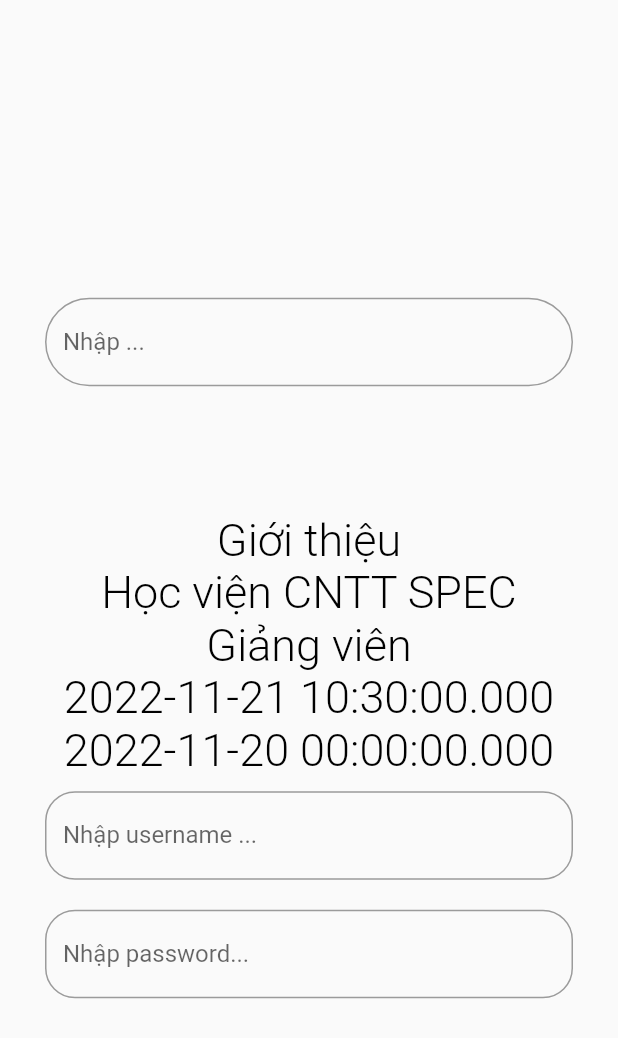
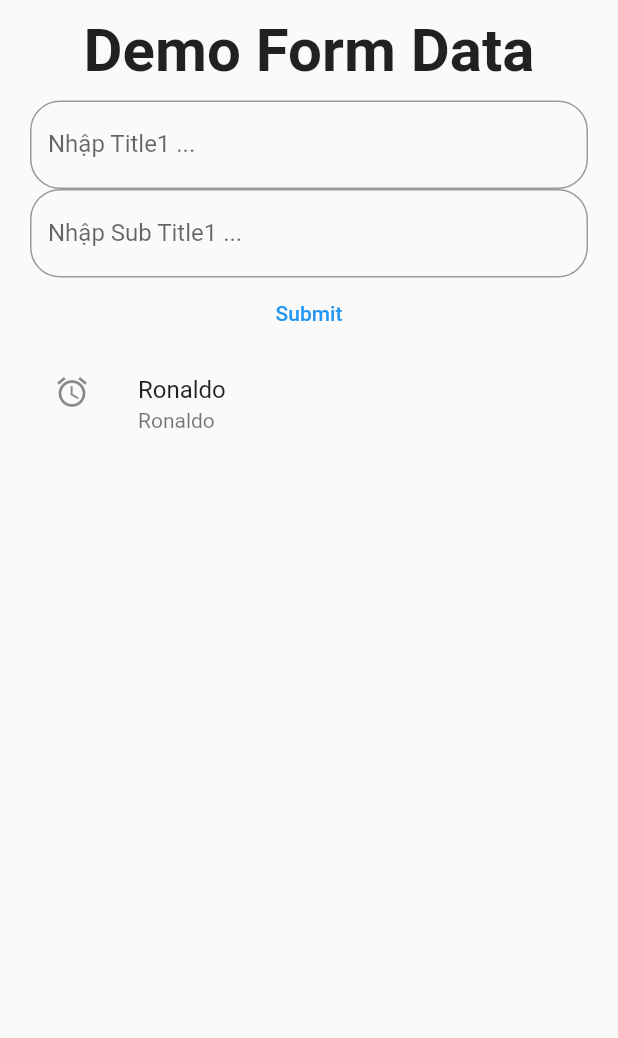
Before and after one commit to Th4nh123/Mobile, a Flutter app: the screen it shows after launch, on a phone screen of 412 x 824 dp. Shown: the top 1038 px of the screen. Run offline on Flutter 3.47's test engine with Material 2 defaults, Android fonts, the phone set to English and light mode, and no system bars.

Commit message:
demo_form_input

```diff
--- a/lib/main.dart
+++ b/lib/main.dart
@@ -1,6 +1,7 @@
 // ignore_for_file: avoid_print, unused_local_variable
 import 'package:flutter/material.dart';
 import 'class.dart';
+import 'transaction.dart';
 
 // Dart programming language
 String mainpage = "Trang chủ\n";
@@ -92,6 +93,7 @@ class MyAppLess extends StatelessWidget {
 }
 
 // ignore: must_be_immutable
+// inteface
 class MyAppFull extends StatefulWidget {
   String introdute = "Giới thiệu";
   String text1 = "Học viện CNTT SPEC";
@@ -102,7 +104,8 @@ class MyAppFull extends StatefulWidget {
   //command : createState
   @override
   State<StatefulWidget> createState() {
-    return MyAppState();
+    // return MyAppState();
+    return MyAppStateNumber2();
   }
 
   //command : build
@@ -121,6 +124,8 @@ class MyAppFull extends StatefulWidget {
   }
 }
 
+// MyAppStateNumber2
+/* State1 */
 class MyAppState extends State<MyAppFull> with WidgetsBindingObserver {
   String email = '';
   final emailEdit = TextEditingController();
@@ -260,43 +265,106 @@ class MyAppState extends State<MyAppFull> with WidgetsBindingObserver {
         ));
   }
 }
-/*SeyState StatelessWidget StatefulWidget*/
+
+/* State1 */
 
 /*  Submit demo */
-class DataDemo extends StatelessWidget {
+
+/* State2 */
+class MyAppStateNumber2 extends State<MyAppFull> with WidgetsBindingObserver {
+  final GlobalKey<ScaffoldState> interface = GlobalKey<ScaffoldState>();
+  String user = '';
+  String pass = '';
+  final username = TextEditingController();
+  final password = TextEditingController();
+  Transaction transaction = Transaction(title1: "", title2: "");
+  final List<Transaction> transactions = <Transaction>[
+    Transaction(title1: "Ronaldo", title2: "Ronaldo")
+  ];
+  // List<Transaction>
   @override
   Widget build(BuildContext context) {
+    print("121212345678934567894567R890");
+    print(transactions[0].title1);
     return MaterialApp(
-      title: "Hello World",
+      title: "auth",
       home: Scaffold(
+          key: interface,
           body: SafeArea(
+            minimum: const EdgeInsets.only(left: 20, right: 20),
             child: Column(
               children: <Widget>[
                 Container(
                   padding:
-                    const EdgeInsets.symmetric(horizontal: 30, vertical: 10),
-                child: const TextField(
-                  decoration: InputDecoration(
+                      const EdgeInsets.symmetric(vertical: 10, horizontal: 10),
+                  child: const Text("Demo Form Data",
+                      style: TextStyle(
+                        fontSize: 40,
+                        fontWeight: FontWeight.bold,
+                      )),
+                ),
+                TextField(
+                  controller: username,
+                  onChanged: (value) {
+                    setState(() {
+                      user = value;
+                      transaction.title1 = value;
+                      print(transaction.title1);
+                      print(transactions[0].title1);
+                    });
+                  },
+                  decoration: const InputDecoration(
                       border: OutlineInputBorder(
                           borderRadius: BorderRadius.all(Radius.circular(20))),
-                      labelText: "Nhập user..."),
-                )),
-            //username
-            Container(
-                padding:
-                    const EdgeInsets.symmetric(horizontal: 30, vertical: 10),
-                child: const TextField(
-                  decoration: InputDecoration(
+                      labelText: "Nhập Title1 ..."),
+                ),
+                TextField(
+                  controller: password,
+                  onChanged: (value) {
+                    setState(() {
+                      pass = value;
+                      transaction.title2 = value;
+                      print(transaction.title2);
+                      print(transactions[0].title2);
+                    });
+                  },
+                  decoration: const InputDecoration(
                       border: OutlineInputBorder(
                           borderRadius: BorderRadius.all(Radius.circular(20))),
-                      labelText: "Nhập password..."),
-                )),
-            //Password
-            // submit
+                      labelText: "Nhập Sub Title1 ..."),
+                ),
+                TextButton(
+                    child: const Text('Submit'),
+                    onPressed: () {
+                      // print("$user $pass");
+                      transactions.add(transaction);
+                      transaction = Transaction(title1: "", title2: "");
+                      username.text = "";
+                      password.text = "";
+                    }),
+                Column(
+                  children: transactions.map((eachtran) {
+                    print("Transaction");
+                    return ListTile(
+                        leading: const Icon(Icons.access_alarm),
+                        title: Text(eachtran.title1),
+                        subtitle: Text(eachtran.title2),
+                        onTap: () {
+                          print(transactions);
+                          print("You just have "
+                              "${eachtran.title1}"
+                              "${eachtran.title2}");
+                        });
+                  }).toList(),
+                )
               ],
             ),
           )),
     );
   }
 }
+
+/* State2 */
+
 /*  Submit demo */
+/*SetState StatelessWidget StatefulWidget*/
--- /dev/null
+++ b/lib/transaction.dart
@@ -0,0 +1,5 @@
+class Transaction {
+  String title1;
+  String title2;
+  Transaction({required this.title1, required this.title2});
+}
```
Also changed, not shown: flutter_02.png (added). Lines whose indentation alone changed are shown as unchanged.
